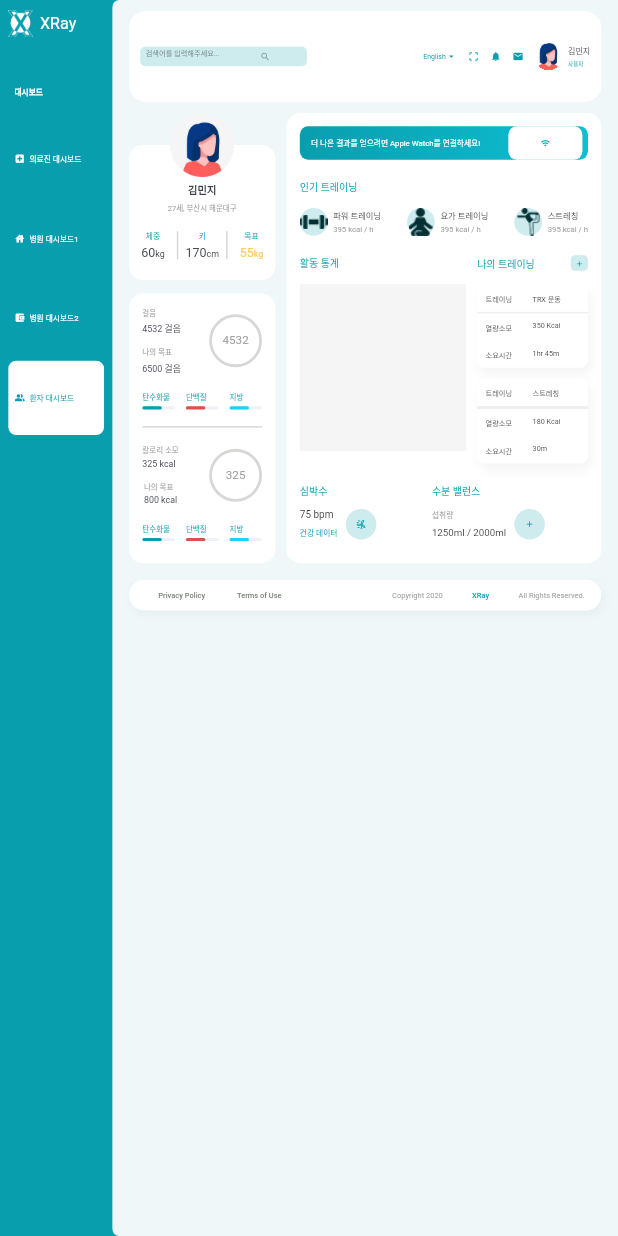
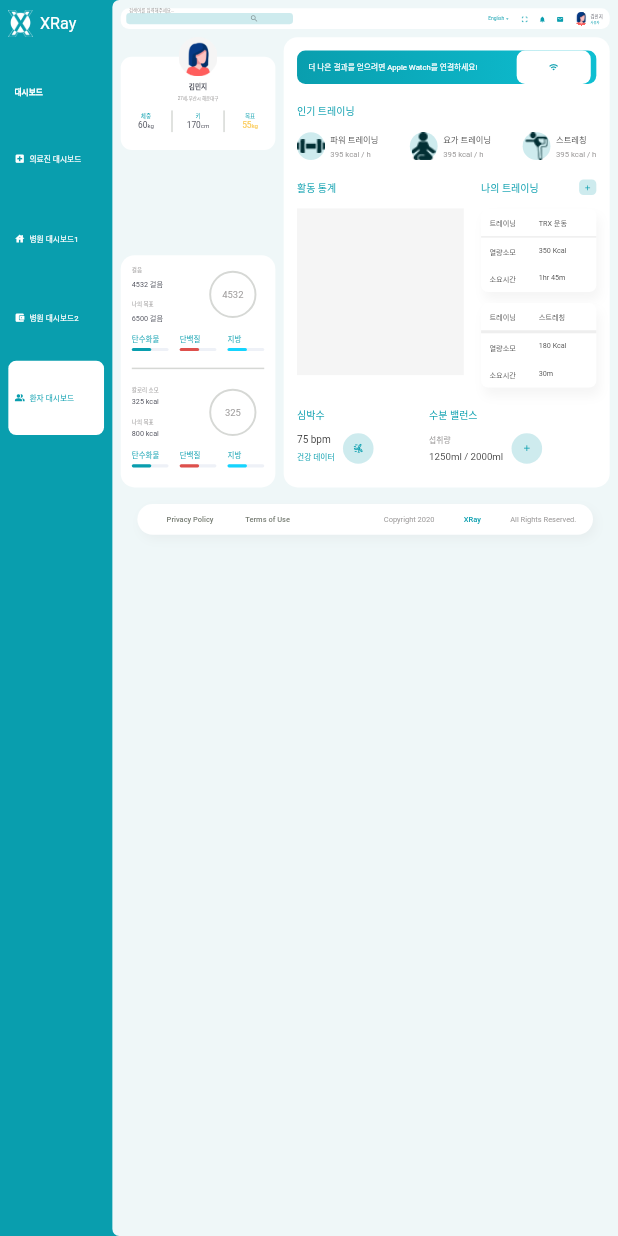
Before and after one commit to yoojae/clinic, a Flutter app: the screen it shows after launch, on a phone screen of 412 x 824 dp. Run offline on Flutter 3.47's test engine with Material 2 defaults, Android fonts, the phone set to English and light mode, and no system bars; our stand-ins replace flutter_screenutil.

Commit message:
폰트 사이즈 수정중

```diff
--- a/lib/ui/page/home_page.dart
+++ b/lib/ui/page/home_page.dart
@@ -80,6 +80,7 @@ class HomePage extends StatelessWidget {
           Flexible(
             flex: 9,
             child: Container(
+              padding: EdgeInsets.symmetric(horizontal: 30.w,),
               height: double.infinity,
               decoration: BoxDecoration(
                 color: GlobalStyle.bg,
@@ -94,9 +95,7 @@ class HomePage extends StatelessWidget {
                   children: [
                     // -------------------------Header-----------------------------
                     const RightContentsHeader(),
-                    Padding(
-                      padding: EdgeInsets.symmetric(horizontal: 60.w,),
-                      child: Container(
+                    Container(
                       height: 1620.w,
                       child: Row(
                         crossAxisAlignment: CrossAxisAlignment.start,
@@ -111,7 +110,6 @@ class HomePage extends StatelessWidget {
                             child: RightContentsRight(),
                           ),
                         ],
-                        ),
                       ),
                     ),
 
--- a/lib/ui/widgets/left_contents.dart
+++ b/lib/ui/widgets/left_contents.dart
@@ -11,7 +11,7 @@ class LeftContents extends StatelessWidget {
     return Flexible(
       flex: 1,
       child: Padding(
-        padding: EdgeInsets.only(right: 40.w,),
+        padding: EdgeInsets.only(right: 30.w,),
         child: Column(
           mainAxisAlignment: MainAxisAlignment.spaceBetween,
           children: [
@@ -20,12 +20,12 @@ class LeftContents extends StatelessWidget {
               children: [
                 Positioned(
                   child: Container(
-                    padding: EdgeInsets.fromLTRB(0, 135.w, 0, 40.w),
-                    margin: EdgeInsets.only(top: 115.w),
+                    padding: EdgeInsets.fromLTRB(0, 90.w, 0, 40.w),
+                    margin: EdgeInsets.only(top: 70.w),
                     width: double.infinity,
                     decoration: BoxDecoration(
                         color: GlobalStyle.white,
-                        borderRadius: BorderRadius.circular(50.r),
+                        borderRadius: BorderRadius.circular(40.r),
                         // boxShadow: shadow
                     ),
                     child: Column(
@@ -33,37 +33,37 @@ class LeftContents extends StatelessWidget {
                         Text('김민지',
                           style: TextStyle(
                               color: GlobalStyle.dark,
-                              fontSize: 37.sp,
+                              fontSize: 24.sp,
                               fontWeight: FontWeight.w600
                           ),
                         ),
-                        Container(height: 16.w,),
+                        Container(height: 12.w,),
                         Text('27세, 부산시 해운대구',
                           style: TextStyle(
                             color: GlobalStyle.gray,
-                            fontSize: 27.sp,
+                            fontSize: 16.sp,
                           ),
                         ),
-                        Container(height: 64.w,),
+                        Container(height: 32.w,),
                         Row(
                           mainAxisAlignment: MainAxisAlignment.spaceBetween,
                           children: [
                             ProfileFlex(top: '체중', num: '60', unit: 'kg', color: GlobalStyle.dark,),
                             Container(
                               width: 1,
-                              height: 100.w,
+                              height: 78.w,
                               color: GlobalStyle.light_gray,
                             ),
                             ProfileFlex(top: '키', num: '170', unit: 'cm', color: GlobalStyle.dark,),
                             Container(
                               width: 1,
-                              height: 100.w,
+                              height: 78.w,
                               color: GlobalStyle.light_gray,
                             ),
                             ProfileFlex(top: '목표', num: '55', unit: 'kg', color: GlobalStyle.yellow,),
                           ],
                         ),
-                        Container(height: 32.w,)
+                        Container(height: 24.w,)
                       ],
                     ),
                   ),
@@ -72,8 +72,8 @@ class LeftContents extends StatelessWidget {
                   left: 0,
                   right: 0,
                   child: Container(
-                    width: 230.w,
-                    height: 230.w,
+                    width: 140.w,
+                    height: 140.w,
                     child: Image.asset('images/png/11.png'),
                   ),
                 ),
@@ -83,8 +83,8 @@ class LeftContents extends StatelessWidget {
             // -------------------------MyGoal-----------------------------
             Container(
               padding: EdgeInsets.symmetric(
-                  vertical: 48.w,
-                  horizontal: 48.w
+                  vertical: 40.w,
+                  horizontal: 40.w
               ),
               width: double.infinity,
               decoration: BoxDecoration(
@@ -144,14 +144,14 @@ class MyGoal extends StatelessWidget {
                     Text(type,
                       style: TextStyle(
                           color: GlobalStyle.gray,
-                          fontSize: 27.sp
+                          fontSize: 20.sp
                       ),
                     ),
                     Container(height: 16.w,),
                     Text(progress + ' ' + unit,
                       style: TextStyle(
                           color: GlobalStyle.dark,
-                          fontSize: 32.sp
+                          fontSize: 26.sp
                       ),
                     )
                   ],
@@ -163,14 +163,14 @@ class MyGoal extends StatelessWidget {
                     Text('나의 목표',
                       style: TextStyle(
                           color: GlobalStyle.gray,
-                          fontSize: 27.sp
+                          fontSize: 20.sp
                       ),
                     ),
                     Container(height: 16.w,),
                     Text(goal + ' ' + unit,
                         style: TextStyle(
                             color: GlobalStyle.dark,
-                            fontSize: 32.sp
+                            fontSize: 26.sp
                         )
                     ),
                   ],
@@ -178,12 +178,13 @@ class MyGoal extends StatelessWidget {
               ],
             ),
             Container(
-              width: 190.w,
-              height: 190.w,
+              margin: EdgeInsets.only(right: 28.w),
+              width: 170.w,
+              height: 170.w,
               decoration: BoxDecoration(
                   borderRadius: BorderRadius.circular(150.r),
                   border: Border.all(
-                      width: 10.w,
+                      width: 7.w,
                       style: BorderStyle.solid,
                       color: GlobalStyle.light_gray
                   )
@@ -192,7 +193,7 @@ class MyGoal extends StatelessWidget {
                 child: Text(progress,
                   style: TextStyle(
                     color: GlobalStyle.gray,
-                    fontSize: 42.sp,
+                    fontSize: 34.sp,
                   ),
                 ),
               ),
@@ -200,7 +201,7 @@ class MyGoal extends StatelessWidget {
           ],
         ),
         Container(
-          height: 60.w,
+          height: 38.w,
         ),
         Row(
           children: [
@@ -367,21 +368,21 @@ class ProfileFlex extends StatelessWidget {
           Text(top,
             style: TextStyle(
               color: GlobalStyle.green,
-              fontSize: 28.sp,
+              fontSize: 20.sp,
             ),
           ),
-          Container(height: 10.w,),
+          Container(height: 4.w,),
           RichText(
             text: TextSpan(
                 text: num,
                 style: TextStyle(
-                    fontSize: 45.sp,
+                    fontSize: 30.sp,
                     color: color
                 ),
                 children: [TextSpan(
                   text: unit,
                   style: TextStyle(
-                    fontSize: 32.sp,
+                    fontSize: 22.sp,
                   ),
                 ),
                 ]
--- a/lib/ui/widgets/right_contents_header.dart
+++ b/lib/ui/widgets/right_contents_header.dart
@@ -9,11 +9,11 @@ class RightContentsHeader extends StatelessWidget {
   @override
   Widget build(BuildContext context) {
     return Container(
-      margin: EdgeInsets.symmetric(vertical: 40.w, horizontal: 60.w,),
-      padding: EdgeInsets.symmetric(vertical: 30.w, horizontal: 40.w),
+      margin: EdgeInsets.symmetric(vertical: 30.w,),
+      padding: EdgeInsets.symmetric(vertical: 12.w, horizontal: 20.w),
       decoration: BoxDecoration(
           color: GlobalStyle.white,
-          borderRadius: BorderRadius.circular(60.r),
+          borderRadius: BorderRadius.circular(30.r),
           // boxShadow: shadow
       ),
       child: Row(
@@ -21,11 +21,11 @@ class RightContentsHeader extends StatelessWidget {
         children: [
           Container(
             width: 600.w,
-            height: 70.w,
-            padding: EdgeInsets.symmetric(horizontal: 20.w),
+            height: 40.w,
+            padding: EdgeInsets.symmetric(horizontal: 10.w),
             decoration: BoxDecoration(
               color: GlobalStyle.light_green,
-              borderRadius: BorderRadius.circular(18.r),
+              borderRadius: BorderRadius.circular(12.r),
             ),
             child:
             Center(
@@ -36,11 +36,11 @@ class RightContentsHeader extends StatelessWidget {
                 InputDecoration(
                     border: InputBorder.none,
                     suffixIcon: Icon(Icons.search,
-                      size: 38.sp,
+                      size: 32.sp,
                     ),
                     hintText: '검색어를 입력해주세요...',
                     hintStyle: TextStyle(
-                      fontSize: 26.sp,
+                      fontSize: 16.sp,
                       fontWeight: FontWeight.w400,
                     )
                 ),
@@ -52,38 +52,38 @@ class RightContentsHeader extends StatelessWidget {
               Text('English',
                 style: TextStyle(
                   color: GlobalStyle.green,
-                  fontSize: 25.sp,
+                  fontSize: 18.sp,
                 ),
               ),
-              Icon(Icons.arrow_drop_down_outlined, color: GlobalStyle.green, size: 40.sp,),
+              Icon(Icons.arrow_drop_down_outlined, color: GlobalStyle.green, size: 22.sp,),
               Container(
-                width: 40.w,
+                width: 38.w,
               ),
-              Icon(Icons.crop_free_rounded, color: GlobalStyle.green, size: 40.sp,),
+              Icon(Icons.crop_free_rounded, color: GlobalStyle.green, size: 26.sp,),
               Container(
-                width: 40.w,
+                width: 38.w,
               ),
-              Icon(Icons.notifications, color: GlobalStyle.green, size: 40.sp,),
+              Icon(Icons.notifications, color: GlobalStyle.green, size: 26.sp,),
               Container(
-                width: 40.w,
+                width: 38.w,
               ),
-              Icon(Icons.mail_rounded, color: GlobalStyle.green, size: 40.sp,),
+              Icon(Icons.mail_rounded, color: GlobalStyle.green, size: 26.sp,),
               Container(
-                width: 40.w,
+                width: 38.w,
               ),
               Row(
                 children: [
                   Container(
                     clipBehavior: Clip.hardEdge,
-                    width: 100.w,
-                    height: 100.h,
+                    width: 50.w,
+                    height: 50.w,
                     decoration: BoxDecoration(
                       shape: BoxShape.circle,
                     ),
                     child: Image.asset('images/png/1.png'),
                   ),
                   Container(
-                    width: 20.w,
+                    width: 8.w,
                   ),
                   Column(
                     mainAxisAlignment: MainAxisAlignment.center,
@@ -91,20 +91,21 @@ class RightContentsHeader extends StatelessWidget {
                     children: [
                       Text('김민지',
                         style: TextStyle(
-                            fontSize: 29.sp,
+                            fontSize: 16.sp,
                             fontWeight: FontWeight.w500,
                             color: GlobalStyle.dark
                         ),
                       ),
-                      Container(height: 10.w,),
+                      Container(height: 2.w,),
                       Text('사용자',
                         style: TextStyle(
-                          fontSize: 20.sp,
+                          fontSize: 12.sp,
                           color: GlobalStyle.green,
                         ),
                       ),
                     ],
                   ),
+                  Container(width: 5.w,),
                 ],
               ),
             ],
```
Also changed, not shown: pubspec.lock. Lines whose indentation alone changed are shown as unchanged.
